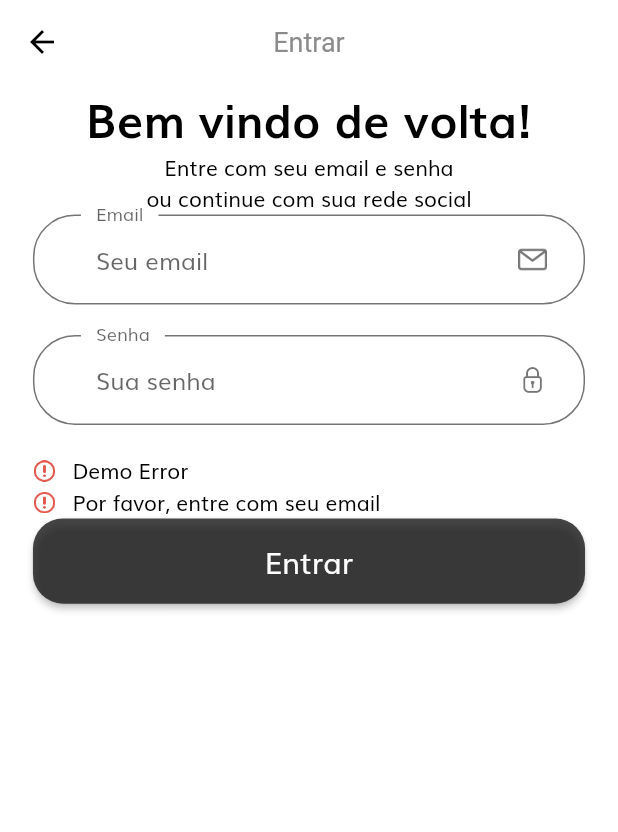
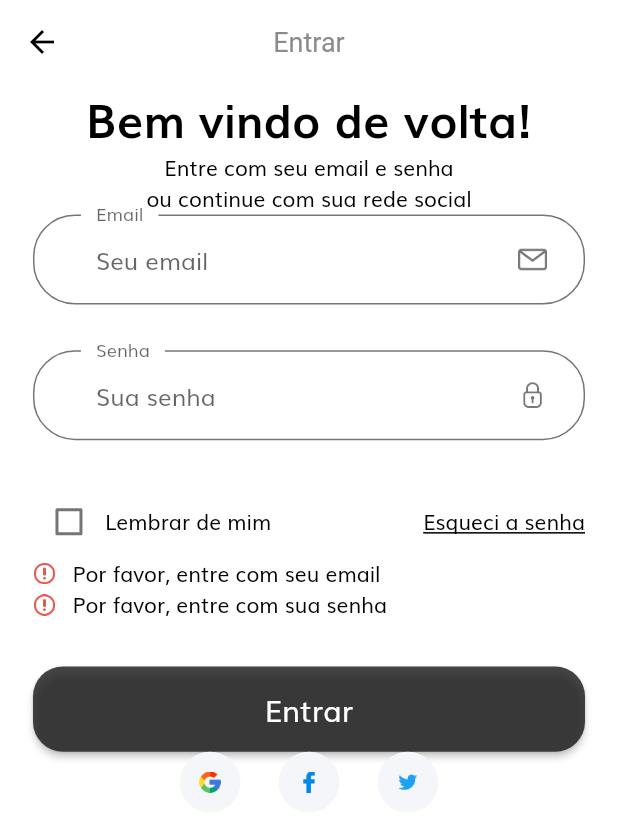
Before and after one commit to brunodeev/nike_app, a Flutter app: the SignInScreen screen opened by its route, after a tap on "Entrar", on a phone screen of 412 x 824 dp. Shown: the top 832 px of the screen. Run offline on Flutter 3.47's test engine with Material 2 defaults, Android fonts, the phone set to English and light mode, and no system bars; our stand-ins replace flutter_svg.

Commit message:
complementando formulário / login

```diff
--- a/lib/screens/sign_in/components/body.dart
+++ b/lib/screens/sign_in/components/body.dart
@@ -1,10 +1,12 @@
 import 'package:flutter/material.dart';
+import 'package:flutter_svg/flutter_svg.dart';
 import 'package:nike_app/components/default_button.dart';
 import 'package:nike_app/constants.dart';
 import 'package:nike_app/size_config.dart';
 
 import '../../../components/custom_surfix_icon.dart';
 import '../../../components/form_error.dart';
+import 'sign_form.dart';
 
 class Body extends StatelessWidget {
   const Body({Key? key}) : super(key: key);
@@ -31,7 +33,24 @@ class Body extends StatelessWidget {
                 'Entre com seu email e senha\nou continue com sua rede social',
                 textAlign: TextAlign.center,
               ),
-              SignForm(),
+              const SignForm(),
+              Row(
+                mainAxisAlignment: MainAxisAlignment.center,
+                children: [
+                  SocialCard(
+                    icon: 'assets/icons/google.png',
+                    press: () {},
+                  ),
+                  SocialCard(
+                    icon: 'assets/icons/facebook.png',
+                    press: () {},
+                  ),
+                  SocialCard(
+                    icon: 'assets/icons/twitter.png',
+                    press: () {},
+                  ),
+                ],
+              ),
             ],
           ),
         ),
@@ -40,88 +59,32 @@ class Body extends StatelessWidget {
   }
 }
 
-class SignForm extends StatefulWidget {
-  const SignForm({super.key});
+class SocialCard extends StatelessWidget {
+  const SocialCard({
+    Key? key,
+    required this.icon,
+    required this.press,
+  }) : super(key: key);
+
+  final String icon;
+  final void Function()? press;
 
   @override
-  State<SignForm> createState() => _SignFormState();
-}
-
-class _SignFormState extends State<SignForm> {
-  final _formKey = GlobalKey<FormState>();
-  final List<String> errors = ['Demo Error'];
-  @override
   Widget build(BuildContext context) {
-    return Form(
-      key: _formKey,
-      child: Column(children: [
-        buildEmailFormField(),
-        SizedBox(height: getProportionateScreenHeight(20)),
-        buildPasswordFormField(),
-        SizedBox(height: getProportionateScreenHeight(20)),
-        FormError(errors: errors),
-        DefaultButton(
-          text: 'Entrar',
-          press: () {
-            if (_formKey.currentState!.validate()) {
-              _formKey.currentState!.save();
-            }
-          },
+    return GestureDetector(
+      onTap: press,
+      child: Container(
+        margin:
+            EdgeInsets.symmetric(horizontal: getProportionateScreenWidth(10)),
+        padding: EdgeInsets.all(getProportionateScreenWidth(12)),
+        height: getProportionateScreenHeight(40),
+        width: getProportionateScreenWidth(40),
+        decoration: const BoxDecoration(
+          color: Color(0xFFF5F6F9),
+          shape: BoxShape.circle,
         ),
-      ]),
-    );
-  }
-
-  TextFormField buildPasswordFormField() {
-    return TextFormField(
-      obscureText: true,
-      keyboardType: TextInputType.emailAddress,
-      decoration: const InputDecoration(
-          labelText: 'Senha',
-          hintText: 'Sua senha',
-          floatingLabelBehavior: FloatingLabelBehavior.always,
-          suffixIcon: CustomSurffixIcon(
-            icon: 'assets/icons/lock.png',
-          )),
-    );
-  }
-
-  TextFormField buildEmailFormField() {
-    return TextFormField(
-      keyboardType: TextInputType.emailAddress,
-      onChanged: (value) {
-        if (value.isNotEmpty && errors.contains(kEmailNullError)) {
-          setState(() {
-            errors.remove(kEmailNullError);
-          });
-        } else if (emailValidatorRegExp.hasMatch(value) &&
-            errors.contains(kInvalidEmailError)) {
-          setState(() {
-            errors.remove(kInvalidEmailError);
-          });
-        }
-        return;
-      },
-      validator: (value) {
-        if (value!.isEmpty && !errors.contains(kEmailNullError)) {
-          setState(() {
-            errors.add(kEmailNullError);
-          });
-        } else if (!emailValidatorRegExp.hasMatch(value) &&
-            !errors.contains(kInvalidEmailError)) {
-          setState(() {
-            errors.add(kInvalidEmailError);
-          });
-        }
-        return null;
-      },
-      decoration: const InputDecoration(
-          labelText: 'Email',
-          hintText: 'Seu email',
-          floatingLabelBehavior: FloatingLabelBehavior.always,
-          suffixIcon: CustomSurffixIcon(
-            icon: 'assets/icons/email.png',
-          )),
+        child: Image.asset(icon),
+      ),
     );
   }
 }
--- /dev/null
+++ b/lib/screens/sign_in/components/sign_form.dart
@@ -0,0 +1,144 @@
+import 'package:flutter/material.dart';
+
+import '../../../components/custom_surfix_icon.dart';
+import '../../../components/default_button.dart';
+import '../../../components/form_error.dart';
+import '../../../constants.dart';
+import '../../../size_config.dart';
+
+class SignForm extends StatefulWidget {
+  const SignForm({super.key});
+
+  @override
+  State<SignForm> createState() => _SignFormState();
+}
+
+class _SignFormState extends State<SignForm> {
+  final _formKey = GlobalKey<FormState>();
+  String? email;
+  String? password;
+  bool? remember = false;
+  final List<String> errors = [];
+  @override
+  Widget build(BuildContext context) {
+    return Form(
+      key: _formKey,
+      child: Column(children: [
+        buildEmailFormField(),
+        SizedBox(height: getProportionateScreenHeight(30)),
+        buildPasswordFormField(),
+        SizedBox(height: getProportionateScreenHeight(30)),
+        Row(
+          children: [
+            Checkbox(
+              value: remember,
+              activeColor: kPrimaryColor,
+              onChanged: (value) {
+                setState(() {
+                  remember = value;
+                });
+              },
+            ),
+            const Text('Lembrar de mim'),
+            const Spacer(),
+            const Text(
+              'Esqueci a senha',
+              style: TextStyle(
+                decoration: TextDecoration.underline,
+              ),
+            ),
+          ],
+        ),
+        FormError(errors: errors),
+        SizedBox(height: getProportionateScreenHeight(30)),
+        DefaultButton(
+          text: 'Entrar',
+          press: () {
+            if (_formKey.currentState!.validate()) {
+              _formKey.currentState!.save();
+            }
+          },
+        ),
+      ]),
+    );
+  }
+
+  TextFormField buildPasswordFormField() {
+    return TextFormField(
+      obscureText: true,
+      onSaved: (newValue) => password = newValue,
+      onChanged: (value) {
+        if (value.isNotEmpty && errors.contains(kPassNullError)) {
+          setState(() {
+            errors.remove(kPassNullError);
+          });
+        } else if (value.length >= 8 && errors.contains(kShortPassError)) {
+          setState(() {
+            errors.remove(kShortPassError);
+          });
+        }
+        return;
+      },
+      validator: (value) {
+        if (value!.isEmpty && !errors.contains(kPassNullError)) {
+          setState(() {
+            errors.add(kPassNullError);
+          });
+        } else if (value.length < 8 && !errors.contains(kShortPassError)) {
+          setState(() {
+            errors.add(kShortPassError);
+          });
+        }
+        return null;
+      },
+      keyboardType: TextInputType.emailAddress,
+      decoration: const InputDecoration(
+          labelText: 'Senha',
+          hintText: 'Sua senha',
+          floatingLabelBehavior: FloatingLabelBehavior.always,
+          suffixIcon: CustomSurffixIcon(
+            icon: 'assets/icons/lock.png',
+          )),
+    );
+  }
+
+  TextFormField buildEmailFormField() {
+    return TextFormField(
+      keyboardType: TextInputType.emailAddress,
+      onSaved: (newValue) => email = newValue,
+      onChanged: (value) {
+        if (value.isNotEmpty && errors.contains(kEmailNullError)) {
+          setState(() {
+            errors.remove(kEmailNullError);
+          });
+        } else if (emailValidatorRegExp.hasMatch(value) &&
+            errors.contains(kInvalidEmailError)) {
+          setState(() {
+            errors.remove(kInvalidEmailError);
+          });
+        }
+        return;
+      },
+      validator: (value) {
+        if (value!.isEmpty && !errors.contains(kEmailNullError)) {
+          setState(() {
+            errors.add(kEmailNullError);
+          });
+        } else if (!emailValidatorRegExp.hasMatch(value) &&
+            !errors.contains(kInvalidEmailError)) {
+          setState(() {
+            errors.add(kInvalidEmailError);
+          });
+        }
+        return null;
+      },
+      decoration: const InputDecoration(
+          labelText: 'Email',
+          hintText: 'Seu email',
+          floatingLabelBehavior: FloatingLabelBehavior.always,
+          suffixIcon: CustomSurffixIcon(
+            icon: 'assets/icons/email.png',
+          )),
+    );
+  }
+}
```
Also changed, not shown: assets/icons/facebook.png (added), assets/icons/google.png (added), assets/icons/twitter.png (added).
